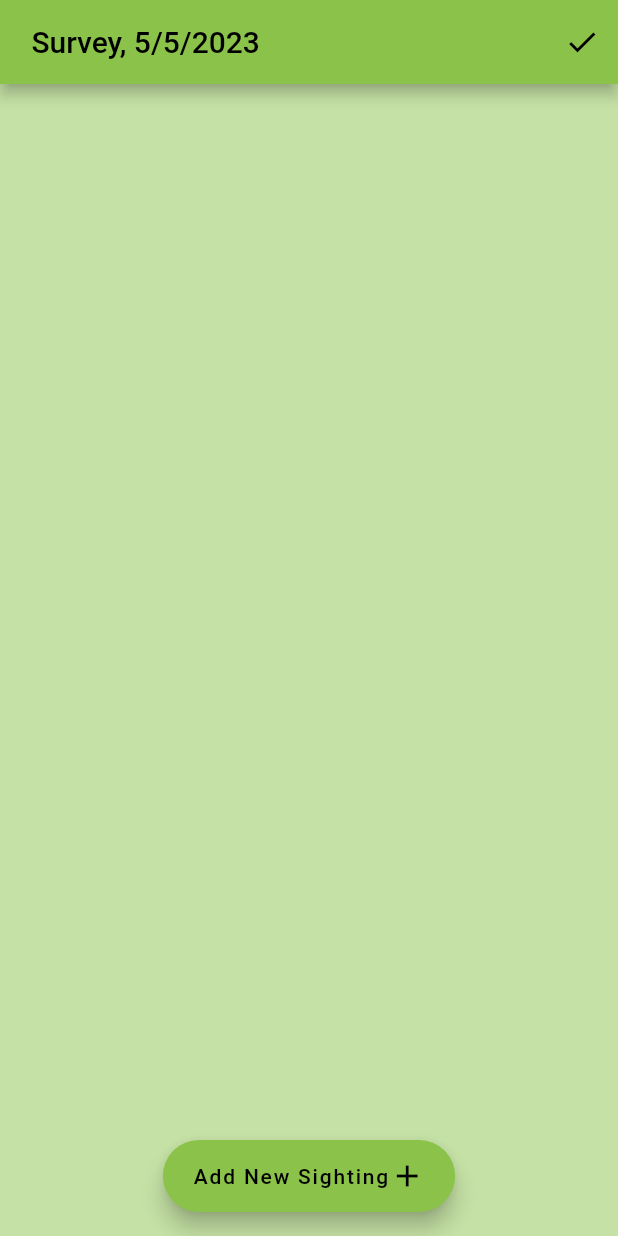
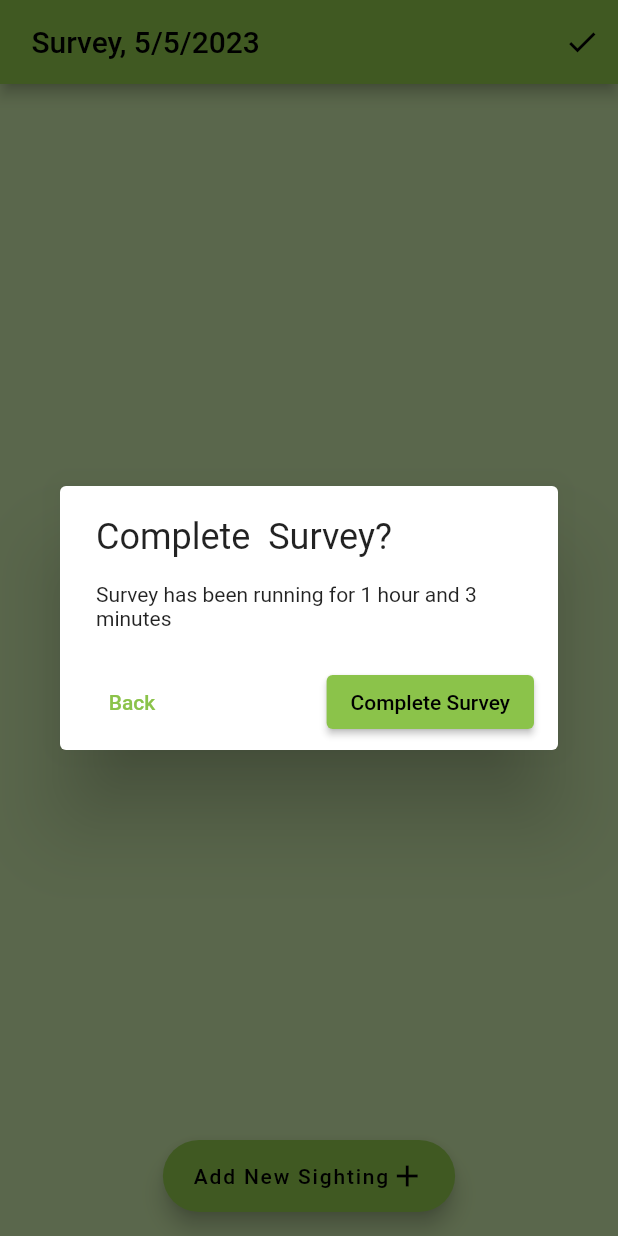
Before and after one commit to noitscassie/kekoli_surveys, a Flutter app: the OngoingSurveyPage screen opened directly with empty values, after a tap on the "check" icon, on a phone screen of 412 x 824 dp. Run offline on Flutter 3.47's test engine with Material 2 defaults, Android fonts, the light colour scheme and no system bars; our stand-ins replace dartx.

Commit message:
Allow surveys to be completed, and weather added

```diff
--- a/lib/models/survey.dart
+++ b/lib/models/survey.dart
@@ -6,7 +6,7 @@ enum SurveyState { unstarted, inProgress, completed }
 class Survey with DiagnosticableTreeMixin {
   DateTime? startAt;
   DateTime? endAt;
-  final String? weather;
+  String? weather;
   final List<String> leaders;
   final String scribe;
   final List<String> participants;
@@ -30,6 +30,15 @@ class Survey with DiagnosticableTreeMixin {
     state = SurveyState.inProgress;
   }
 
+  void end() {
+    endAt = DateTime.now();
+    state = SurveyState.completed;
+  }
+
+  void setWeather(String newWeather) {
+    weather = newWeather;
+  }
+
   void addSighting(Sighting sighting) {
     sightings = [sighting, ...sightings];
   }
@@ -44,8 +53,6 @@ class Survey with DiagnosticableTreeMixin {
   @override
   void debugFillProperties(DiagnosticPropertiesBuilder properties) {
     super.debugFillProperties(properties);
-    // list all the properties of your class here.
-    // See the documentation of debugFillProperties for more information.
     properties.add(StringProperty('startAt', startAt.toString()));
     properties.add(StringProperty('endAt', endAt?.toString()));
     properties.add(IterableProperty('leaders', leaders));
--- a/lib/pages/ongoing_survey/complete_survey_modal.dart
+++ b/lib/pages/ongoing_survey/complete_survey_modal.dart
@@ -0,0 +1,75 @@
+import 'package:flutter/material.dart';
+import 'package:kekoldi_surveys/main.dart';
+import 'package:kekoldi_surveys/models/survey.dart';
+import 'package:kekoldi_surveys/pages/add_weather_page.dart';
+import 'package:kekoldi_surveys/utils/time_utils.dart';
+
+class CompleteSurveyModal extends StatefulWidget {
+  final Survey survey;
+  final Function(Survey survey) onChangeSurvey;
+
+  const CompleteSurveyModal(
+      {super.key, required this.survey, required this.onChangeSurvey});
+
+  @override
+  State<CompleteSurveyModal> createState() => _CompleteSurveyModalState();
+}
+
+class _CompleteSurveyModalState extends State<CompleteSurveyModal> {
+  // TODO: find out how to get a duration between two datetimes
+  Duration get surveyLength => const Duration(hours: 0, minutes: 63);
+
+  void onAddWeather(String weather) {
+    widget.survey.setWeather(weather);
+    widget.onChangeSurvey(widget.survey);
+
+    Navigator.of(context).pushAndRemoveUntil(
+        MaterialPageRoute(
+            builder: (BuildContext context) => const MyHomePage()),
+        (route) => false);
+  }
+
+  void onComplete(BuildContext context) {
+    widget.survey.end();
+    Navigator.of(context).push(MaterialPageRoute(
+        builder: (BuildContext context) => AddWeatherPage(
+              survey: widget.survey,
+              onAddWeather: onAddWeather,
+            )));
+  }
+
+  @override
+  Widget build(BuildContext context) {
+    return AlertDialog(
+      content: Column(
+        mainAxisSize: MainAxisSize.min,
+        crossAxisAlignment: CrossAxisAlignment.start,
+        children: [
+          Text(
+            'Complete ${widget.survey.trail} Survey?',
+            style: Theme.of(context).textTheme.headlineSmall,
+          ),
+          Padding(
+            padding: const EdgeInsets.only(top: 16),
+            child: Text(
+              'Survey has been running for ${DurationFormats.hoursAndMinutes(surveyLength)}',
+              style: Theme.of(context).textTheme.bodyMedium,
+            ),
+          ),
+        ],
+      ),
+      actionsAlignment: MainAxisAlignment.spaceBetween,
+      actionsPadding: const EdgeInsets.fromLTRB(16, 0, 16, 8),
+      actions: [
+        TextButton(
+            onPressed: () => Navigator.of(context).pop(),
+            child: const Text(
+              'Back',
+            )),
+        ElevatedButton(
+            onPressed: () => onComplete(context),
+            child: const Text('Complete Survey')),
+      ],
+    );
+  }
+}
--- a/lib/pages/ongoing_survey/ongoing_survey_page.dart
+++ b/lib/pages/ongoing_survey/ongoing_survey_page.dart
@@ -3,8 +3,9 @@ import 'package:flutter/material.dart';
 import 'package:kekoldi_surveys/models/sighting.dart';
 import 'package:kekoldi_surveys/models/survey.dart';
 import 'package:kekoldi_surveys/pages/choose_species/choose_species_page.dart';
+import 'package:kekoldi_surveys/pages/ongoing_survey/complete_survey_modal.dart';
 import 'package:kekoldi_surveys/pages/ongoing_survey/sighting_tile.dart';
-import 'package:kekoldi_surveys/utils/date_formats.dart';
+import 'package:kekoldi_surveys/utils/time_utils.dart';
 import 'package:kekoldi_surveys/widgets/page_scaffold.dart';
 
 class OngoingSurveyPage extends StatefulWidget {
@@ -27,7 +28,13 @@ class _OngoingSurveyPageState extends State<OngoingSurveyPage> {
   Map<String, List<Sighting>> get groupedSightings =>
       widget.survey.sightings.groupBy((sighting) => sighting.species);
 
-  void onCompleteSurvey() {}
+  void onCompleteSurvey() => showDialog(
+      context: context,
+      barrierDismissible: false,
+      builder: (BuildContext context) => CompleteSurveyModal(
+            survey: widget.survey,
+            onChangeSurvey: updateSurvey,
+          ));
 
   void updateSurvey(Survey survey) {
     setState(() {
@@ -44,7 +51,9 @@ class _OngoingSurveyPageState extends State<OngoingSurveyPage> {
           children: const [Text('Add New Sighting'), Icon(Icons.add)],
         ),
         onFabPress: () => navigateToChooseSpeciesPage(context),
-        actions: [IconButton(onPressed: () {}, icon: const Icon(Icons.check))],
+        actions: [
+          IconButton(onPressed: onCompleteSurvey, icon: const Icon(Icons.check))
+        ],
         child: ListView(
           children:
               List.from(groupedSightings.entries.map((group) => SightingTile(
--- a/lib/utils/date_formats.dart
+++ /dev/null
@@ -1,3 +0,0 @@
-class DateFormats {
-  static ddmmyyyy(DateTime date) => '${date.day}/${date.month}/${date.year}';
-}
--- /dev/null
+++ b/lib/utils/time_utils.dart
@@ -0,0 +1,12 @@
+class DateFormats {
+  static ddmmyyyy(DateTime date) => '${date.day}/${date.month}/${date.year}';
+}
+
+class DurationFormats {
+  static hoursAndMinutes(Duration duration) {
+    final hours = duration.inHours;
+    final minutes = duration.inMinutes - (hours * Duration.minutesPerHour);
+
+    return '${hours > 0 ? '$hours ${hours == 1 ? 'hour' : 'hours'} and ' : ''}$minutes ${minutes == 1 ? 'minute' : 'minutes'}';
+  }
+}
--- a/lib/widgets/survey_tile.dart
+++ b/lib/widgets/survey_tile.dart
@@ -1,7 +1,7 @@
 import 'package:flutter/material.dart';
 import 'package:kekoldi_surveys/models/survey.dart';
 import 'package:kekoldi_surveys/pages/ongoing_survey/ongoing_survey_page.dart';
-import 'package:kekoldi_surveys/utils/date_formats.dart';
+import 'package:kekoldi_surveys/utils/time_utils.dart';
 import 'package:kekoldi_surveys/widgets/partly_bolded_text.dart';
 
 class SurveyTile extends StatefulWidget {
```
Also changed, not shown: lib/pages/add_weather_page.dart (added, +51 -0 lines).
